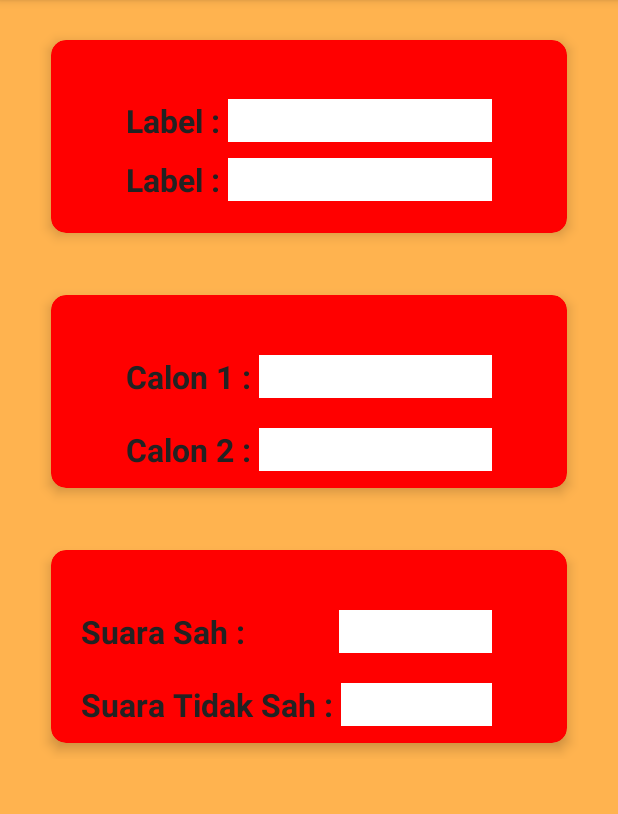
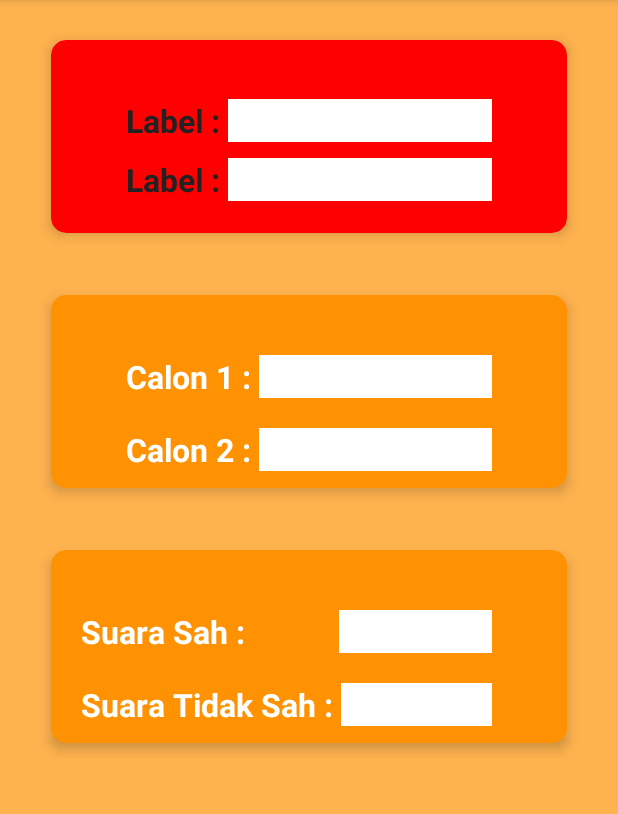
Before and after one commit to YosuaSandy/count, an Android app: the Keterangan screen opened directly, with no data from a screen before it, on a phone screen of 412 x 824 dp, the part 84-898 px from its top. Run offline under Robolectric (Android 15) with nearby library versions, the light colour scheme and no system bars; network calls fail.

Commit message:
Perbaikan tampilan interface

```diff
--- a/app/src/main/res/layout/content_keterangan.xml
+++ b/app/src/main/res/layout/content_keterangan.xml
@@ -113,7 +113,7 @@
         android:layout_height="150dp"
         android:layout_marginTop="20dp"
         card_view:cardCornerRadius="10dp"
-        card_view:cardBackgroundColor="@color/red"
+        card_view:cardBackgroundColor="@color/orange"
         card_view:cardElevation="5dp"
         card_view:cardUseCompatPadding="true"
         android:layout_below="@+id/card_view1">
@@ -135,6 +135,7 @@
             android:textStyle="bold"
             android:text="Calon 1 : "
             android:textSize="21dp"
+            android:textColor="@color/white"
             android:id="@+id/textlabel3"
 
             />
@@ -157,6 +158,7 @@
             android:text="Calon 2 : "
             android:textSize="21dp"
             android:id="@+id/textlabel4"
+            android:textColor="@color/white"
             android:layout_below="@+id/textlabel3"
             android:layout_marginTop="20dp"
             />
@@ -187,7 +189,7 @@
         android:layout_width="wrap_content"
         android:layout_height="150dp"
         card_view:cardCornerRadius="10dp"
-        card_view:cardBackgroundColor="@color/red"
+        card_view:cardBackgroundColor="@color/orange"
         android:layout_marginTop="20dp"
         card_view:cardElevation="5dp"
         card_view:cardUseCompatPadding="true"
@@ -211,6 +213,7 @@
             android:textStyle="bold"
             android:text="Suara Sah : "
             android:textSize="21dp"
+            android:textColor="@color/white"
             android:id="@+id/textlabel5"
 
             />
@@ -232,6 +235,7 @@
             android:layout_width="wrap_content"
             android:textStyle="bold"
             android:text="Suara Tidak Sah : "
+            android:textColor="@color/white"
             android:textSize="21dp"
             android:id="@+id/textlabel6"
             android:layout_below="@+id/textlabel5"
--- a/app/src/main/res/layout/content_profil.xml
+++ b/app/src/main/res/layout/content_profil.xml
@@ -37,7 +37,8 @@
         android:layout_width="wrap_content"
         android:layout_height="wrap_content"
         android:textSize="18dp"
-        android:textColor="@color/black"
+        android:textColor="@color/white"
+        android:textStyle="bold"
         android:layout_alignParentLeft="true"
         />
 
@@ -46,7 +47,8 @@
         android:layout_width="wrap_content"
         android:layout_height="wrap_content"
         android:layout_alignParentRight="true"
-        android:textColor="@color/black"
+        android:textStyle="bold"
+        android:textColor="@color/white"
 
         />
 
```
Also changed, not shown: 9 other files.
